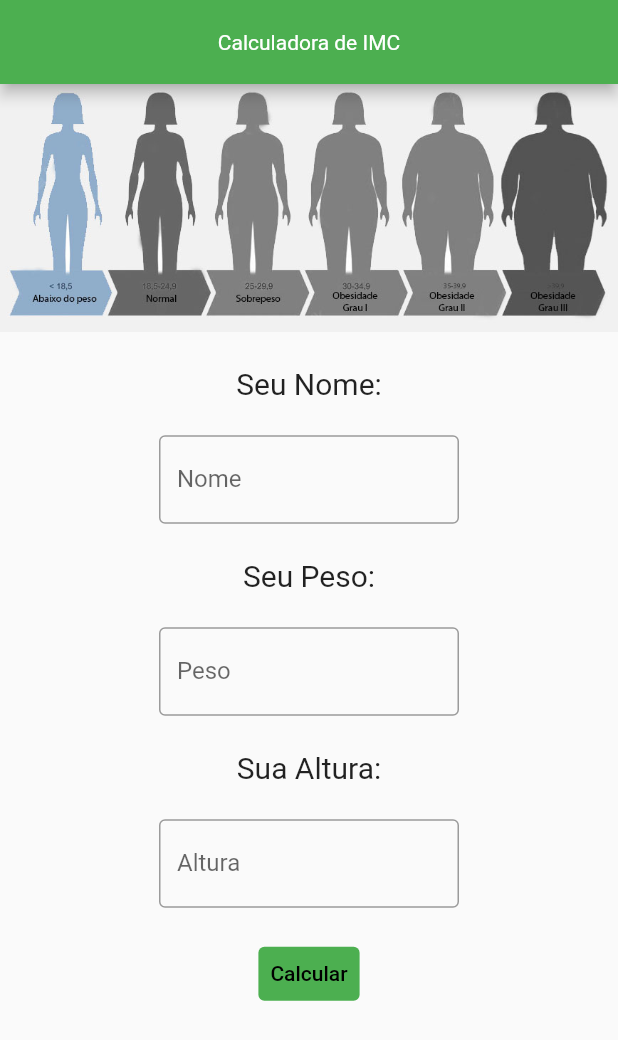
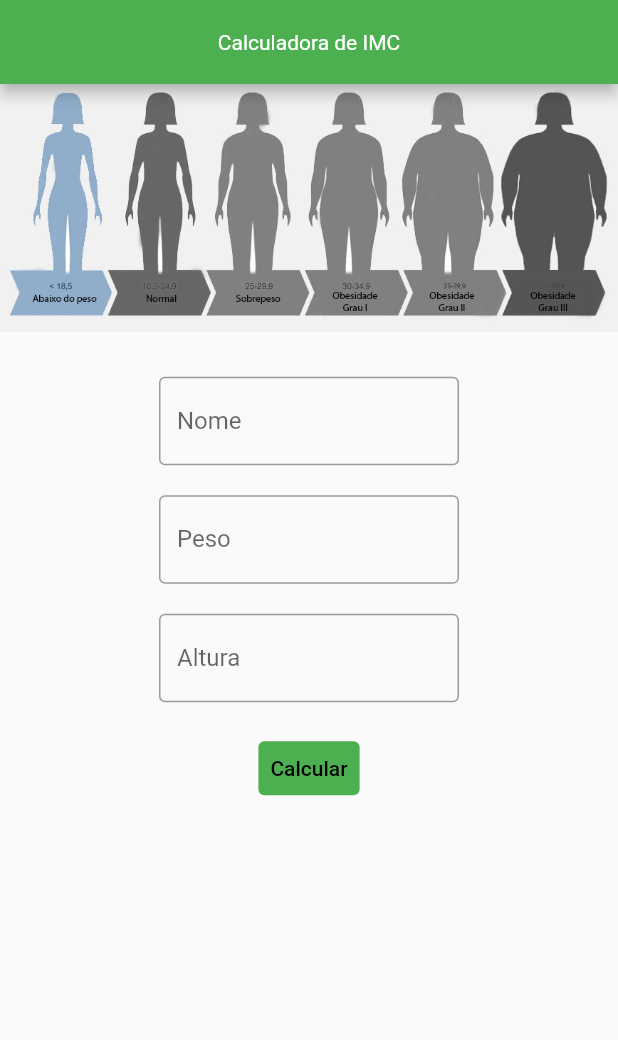
Before and after one commit to JacksonCPN/IMC-MOBILE-APP, a Flutter app: the screen it shows after launch, after a tap on "Calcular", on a phone screen of 412 x 824 dp. Shown: the top 1040 px of the screen. Run offline on Flutter 3.47's test engine with Material 2 defaults, Android fonts, the phone set to English and light mode, and no system bars.

Commit message:
Inserted result return function and code cleanup.

```diff
--- a/lib/main.dart
+++ b/lib/main.dart
@@ -2,10 +2,12 @@ import 'package:flutter/material.dart';
 import 'Pessoa.dart';
 
 void main() {
-  runApp(Home());
+  runApp(const Home());
 }
 
 class Home extends StatefulWidget {
+  const Home({Key? key}) : super(key: key);
+
   @override
   _HomeState createState() => _HomeState();
 }
@@ -14,7 +16,9 @@ class _HomeState extends State<Home> {
   TextEditingController nomeController = TextEditingController();
   TextEditingController pesoController = TextEditingController();
   TextEditingController alturaController = TextEditingController();
-  TextEditingController estadoController = TextEditingController();
+
+  String IMC = '';
+  String Estado = '';
 
   @override
   Widget build(BuildContext context) {
@@ -30,10 +34,7 @@ class _HomeState extends State<Home> {
         body: Column(
           children: [
             Image.asset('lib/assets/body.jpg'),
-            const Text(
-              '\nSeu Nome:\n',
-              style: TextStyle(fontSize: 20),
-            ),
+            const SizedBox(height: 30),
             SizedBox(
               width: 200,
               child: TextField(
@@ -44,9 +45,8 @@ class _HomeState extends State<Home> {
                 ),
               ),
             ),
-            const Text(
-              '\nSeu Peso:\n',
-              style: TextStyle(fontSize: 20),
+            const SizedBox(
+              height: 20,
             ),
             SizedBox(
               width: 200,
@@ -59,9 +59,8 @@ class _HomeState extends State<Home> {
                 ),
               ),
             ),
-            const Text(
-              '\nSua Altura:\n',
-              style: TextStyle(fontSize: 20),
+            const SizedBox(
+              height: 20,
             ),
             SizedBox(
               width: 200,
@@ -93,14 +92,29 @@ class _HomeState extends State<Home> {
                   double imc = pessoa.calimc();
                   String estadoNutricional = pessoa.estadoNutricional();
 
-                  print("IMC: $imc");
-                  print("Estado Nutricional: $estadoNutricional");
+                  setState(() {
+                    IMC = "IMC: ${imc.toStringAsFixed(2)}";
+                  });
+                  setState(() {
+                    Estado =
+                        //   "IMC: ${imc.toStringAsFixed(2)}\nEstado Nutricional: $estadoNutricional";
+                        "\nEstado Nutricional: $estadoNutricional";
+                  });
                 },
                 child: const Text(
-                  "Calcular",
+                  'Calcular',
                   style: TextStyle(color: Colors.black),
                 ),
               ),
+            ),
+            const SizedBox(height: 30),
+            Text(
+              IMC,
+              style: const TextStyle(color: Colors.orange, fontSize: 20),
+            ),
+            Text(
+              Estado,
+              style: const TextStyle(color: Colors.orange, fontSize: 20),
             )
           ],
         ),
@@ -108,5 +122,3 @@ class _HomeState extends State<Home> {
     );
   }
 }
-
-//Jackson Nascimento - Birth
```
Also changed, not shown: lib/Pessoa.dart (+8 -1 lines).
